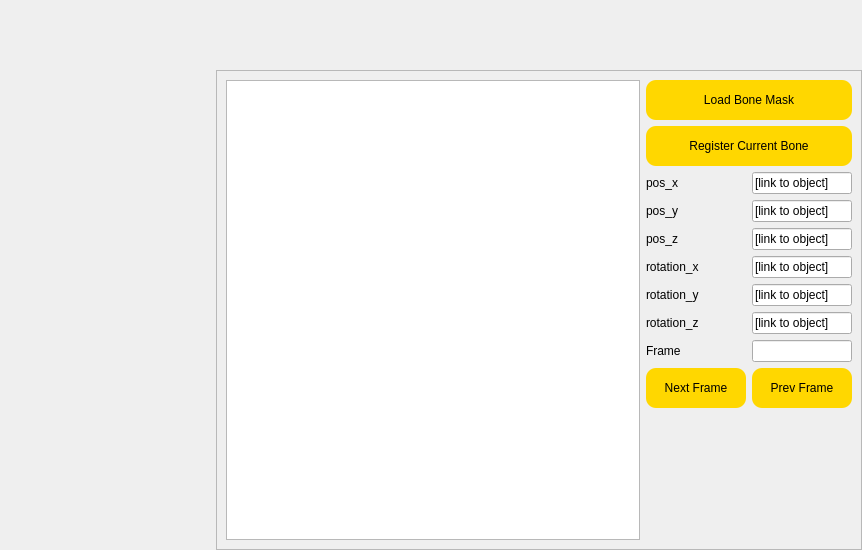
The window that frontend_pages/registration/registration_window.ui (sdpunit/OrthoVis) describes before a commit, drawn with Qt 5.
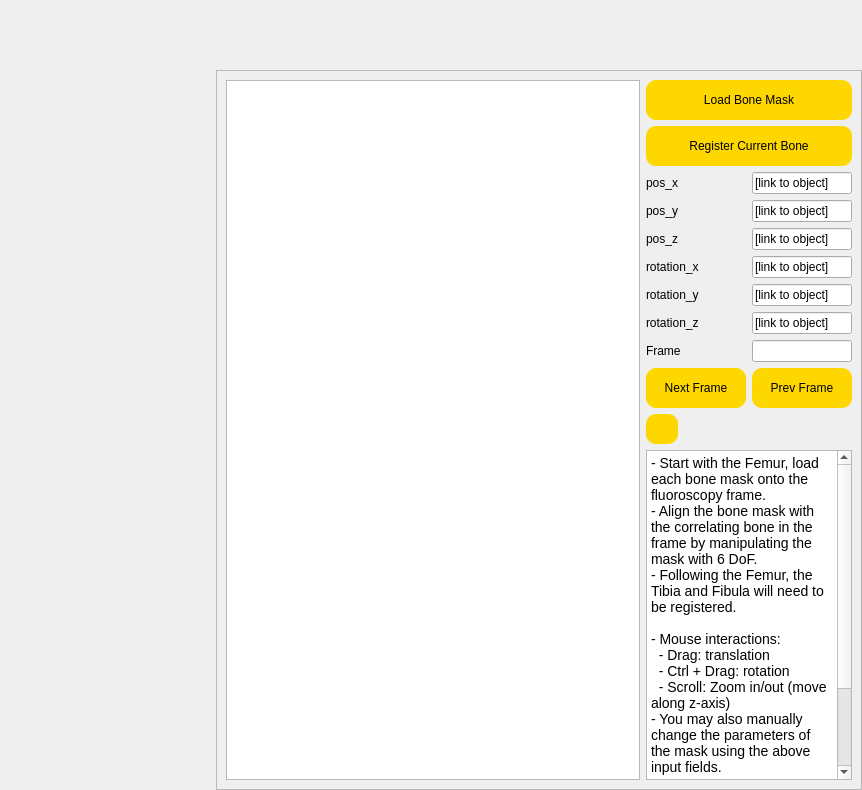
The same window after the commit. Icons and pictures are not drawn. Custom widgets are drawn as their Qt base class.

Commit message: Added collapsible help section

What changed in the file:
```diff
--- a/frontend_pages/registration/registration_window.ui
+++ b/frontend_pages/registration/registration_window.ui
@@ -105,7 +105,7 @@
            <property name="styleSheet">
             <string notr="true"/>
            </property>
-           <layout class="QVBoxLayout" name="verticalLayout_2" stretch="0,0,0">
+           <layout class="QVBoxLayout" name="verticalLayout_2" stretch="0,0,0,0,0">
             <property name="leftMargin">
              <number>0</number>
             </property>
@@ -311,6 +311,75 @@
               </item>
              </layout>
             </item>
+            <item>
+             <widget class="QPushButton" name="help_btn">
+              <property name="sizePolicy">
+               <sizepolicy hsizetype="Fixed" vsizetype="Fixed">
+                <horstretch>0</horstretch>
+                <verstretch>0</verstretch>
+               </sizepolicy>
+              </property>
+              <property name="minimumSize">
+               <size>
+                <width>30</width>
+                <height>30</height>
+               </size>
+              </property>
+              <property name="styleSheet">
+               <string notr="true">background-color: rgb(255, 215, 0);
+border-radius: 10px;
+border: none;</string>
+              </property>
+              <property name="text">
+               <string/>
+              </property>
+              <property name="icon">
+               <iconset theme="QIcon::ThemeIcon::HelpFaq"/>
+              </property>
+             </widget>
+            </item>
+            <item>
+             <widget class="QTextBrowser" name="help_section">
+              <property name="sizePolicy">
+               <sizepolicy hsizetype="Expanding" vsizetype="Fixed">
+                <horstretch>0</horstretch>
+                <verstretch>0</verstretch>
+               </sizepolicy>
+              </property>
+              <property name="minimumSize">
+               <size>
+                <width>0</width>
+                <height>330</height>
+               </size>
+              </property>
+              <property name="baseSize">
+               <size>
+                <width>0</width>
+                <height>100</height>
+               </size>
+              </property>
+              <property name="html">
+               <string>&lt;!DOCTYPE HTML PUBLIC &quot;-//W3C//DTD HTML 4.0//EN&quot; &quot;http://www.w3.org/TR/REC-html40/strict.dtd&quot;&gt;
+&lt;html&gt;&lt;head&gt;&lt;meta name=&quot;qrichtext&quot; content=&quot;1&quot; /&gt;&lt;meta charset=&quot;utf-8&quot; /&gt;&lt;style type=&quot;text/css&quot;&gt;
+p, li { white-space: pre-wrap; }
+hr { height: 1px; border-width: 0; }
+li.unchecked::marker { content: &quot;\2610&quot;; }
+li.checked::marker { content: &quot;\2612&quot;; }
+&lt;/style&gt;&lt;/head&gt;&lt;body style=&quot; font-family:'Segoe UI'; font-size:10.5pt; font-weight:400; font-style:normal;&quot;&gt;
+&lt;p style=&quot; margin-top:0px; margin-bottom:0px; margin-left:0px; margin-right:0px; -qt-block-indent:0; text-indent:0px;&quot;&gt;- Start with the Femur, load each bone mask onto the fluoroscopy frame. &lt;/p&gt;
+&lt;p style=&quot; margin-top:0px; margin-bottom:0px; margin-left:0px; margin-right:0px; -qt-block-indent:0; text-indent:0px;&quot;&gt;- Align the bone mask with the correlating bone in the frame by manipulating the mask with 6 DoF. &lt;/p&gt;
+&lt;p style=&quot; margin-top:0px; margin-bottom:0px; margin-left:0px; margin-right:0px; -qt-block-indent:0; text-indent:0px;&quot;&gt;- Following the Femur, the Tibia and Fibula will need to be registered.&lt;/p&gt;
+&lt;p style=&quot;-qt-paragraph-type:empty; margin-top:0px; margin-bottom:0px; margin-left:0px; margin-right:0px; -qt-block-indent:0; text-indent:0px;&quot;&gt;&lt;br /&gt;&lt;/p&gt;
+&lt;p style=&quot; margin-top:0px; margin-bottom:0px; margin-left:0px; margin-right:0px; -qt-block-indent:0; text-indent:0px;&quot;&gt;- Mouse interactions:&lt;/p&gt;
+&lt;p style=&quot; margin-top:0px; margin-bottom:0px; margin-left:0px; margin-right:0px; -qt-block-indent:0; text-indent:0px;&quot;&gt;  - Drag: translation&lt;/p&gt;
+&lt;p style=&quot; margin-top:0px; margin-bottom:0px; margin-left:0px; margin-right:0px; -qt-block-indent:0; text-indent:0px;&quot;&gt;  - Ctrl + Drag: rotation&lt;/p&gt;
+&lt;p style=&quot; margin-top:0px; margin-bottom:0px; margin-left:0px; margin-right:0px; -qt-block-indent:0; text-indent:0px;&quot;&gt;  - Scroll: Zoom in/out (move along z-axis)&lt;/p&gt;
+&lt;p style=&quot; margin-top:0px; margin-bottom:0px; margin-left:0px; margin-right:0px; -qt-block-indent:0; text-indent:0px;&quot;&gt;- You may also manually change the parameters of the mask using the above input fields.&lt;/p&gt;
+&lt;p style=&quot;-qt-paragraph-type:empty; margin-top:0px; margin-bottom:0px; margin-left:0px; margin-right:0px; -qt-block-indent:0; text-indent:0px;&quot;&gt;&lt;br /&gt;&lt;/p&gt;
+&lt;p style=&quot; margin-top:0px; margin-bottom:0px; margin-left:0px; margin-right:0px; -qt-block-indent:0; text-indent:0px;&quot;&gt;- Upon confirming registration of the current bone, our high powered AI model will register the current bone mask to the rest of the fluoroscopy frames.&lt;/p&gt;&lt;/body&gt;&lt;/html&gt;</string>
+              </property>
+             </widget>
+            </item>
            </layout>
           </widget>
          </item>
```
The commit also changes 3 other files.
